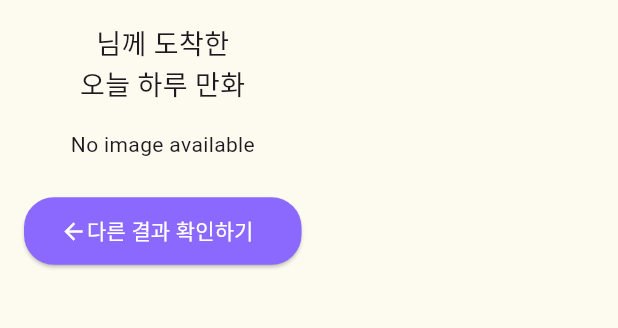
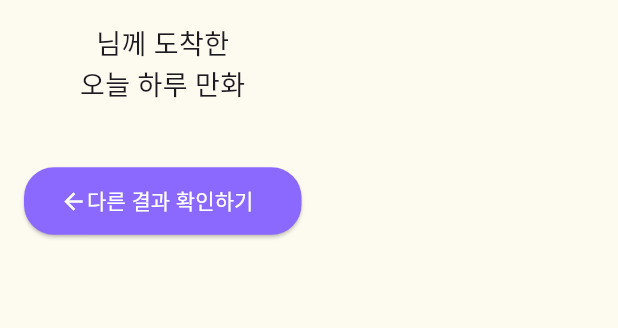
Before and after one commit to Tune-Manner/wisely-diary-frontend, a Flutter app: the DiarySummaryScreen screen opened directly with empty values, after a tap on "오늘의 만화", on a phone screen of 412 x 824 dp, the part 84-412 px from its top. Run offline on Flutter 3.47's test engine with Material 3 defaults, Android fonts, the phone set to English and light mode, and no system bars; our stand-ins replace device_info_plus, firebase_core, firebase_messaging, flutter_bloc, flutter_dotenv, flutter_local_notifications and 8 more; missing offline and left inert: android_alarm_manager_plus, gotrue, image_picker_android, image_picker_platform_interface, kakao_flutter_sdk_user; accounts and stored records are empty; Roboto replaces fonts that are missing (Pretendard).

Commit message:
refactor : changing add_photo_screens.dart

```diff
--- a/lib/diary_summary_screens.dart
+++ b/lib/diary_summary_screens.dart
@@ -6,14 +6,11 @@ import 'custom_scaffold.dart';
 class DiarySummaryScreen extends StatelessWidget {
   final String transcription;
   final List<File> imageFiles;
-  final String cartoonUrl;
-  final String letterCartoonUrl;
+
 
   DiarySummaryScreen({
     required this.transcription,
     required this.imageFiles,
-    required this.cartoonUrl,
-    required this.letterCartoonUrl,
   });
 
   @override
@@ -95,7 +92,7 @@ class DiarySummaryScreen extends StatelessWidget {
                   onPressed: () => Navigator.push(
                     context,
                     MaterialPageRoute(
-                      builder: (context) => TodayCartoonPage(url: cartoonUrl),
+                      builder: (context) => TodayCartoonPage(),
                     ),
                   ),
                 ),
--- a/lib/main.dart
+++ b/lib/main.dart
@@ -94,7 +94,7 @@ class MyApp extends StatelessWidget {
         ),
         '/statistics': (context) => MonthlyEmotionScreen(),
         '/notifications': (context) => AlarmSettingPage(),
-        '/today-cartoon': (context) => TodayCartoonPage(url: ''),
+        '/today-cartoon': (context) => TodayCartoonPage(),
       },
       onGenerateRoute: (settings) {
         if (settings.name == '/home') {
@@ -143,8 +143,7 @@ class MyApp extends StatelessWidget {
             builder: (context) => DiarySummaryScreen(
               transcription: transcription,
               imageFiles: imageFiles,
-              cartoonUrl: cartoonUrl,
-              letterCartoonUrl: letterCartoonUrl,
+
             ),
           );
         }
--- a/lib/record_screens.dart
+++ b/lib/record_screens.dart
@@ -75,8 +75,6 @@ class _RecordScreenState extends State<RecordScreen> {
           builder: (context) => DiarySummaryScreen(
             transcription: transcription,
             imageFiles: [], // 이미지 파일이 있다면 여기 추가
-            cartoonUrl: '',
-            letterCartoonUrl: '',
           ),
         ),
       );
--- a/lib/today_cartoon.dart
+++ b/lib/today_cartoon.dart
@@ -3,8 +3,6 @@ import 'package:supabase_flutter/supabase_flutter.dart';
 import 'custom_scaffold.dart';
 
 class TodayCartoonPage extends StatefulWidget {
-  final String url;
-  TodayCartoonPage({required this.url});
 
   @override
   _TodayCartoonPageState createState() => _TodayCartoonPageState();
@@ -53,16 +51,16 @@ class _TodayCartoonPageState extends State<TodayCartoonPage> {
                 textAlign: TextAlign.center,
               ),
               SizedBox(height: 16),
-              ClipRRect(
-                borderRadius: BorderRadius.circular(12),
-                child: widget.url.isNotEmpty
-                    ? Image.network(
-                  widget.url,
-                  fit: BoxFit.cover,
-                  width: double.infinity,
-                )
-                    : Text('No image available'),
-              ),
+              // ClipRRect(
+              //   borderRadius: BorderRadius.circular(12),
+              //   child: widget.url.isNotEmpty
+              //       ? Image.network(
+              //     widget.url,
+              //     fit: BoxFit.cover,
+              //     width: double.infinity,
+              //   )
+              //       : Text('No image available'),
+              // ),
               SizedBox(height: 24),
               ElevatedButton(
                 onPressed: () {
```
Also changed, not shown: lib/add_photo_screens.dart (+15 -82 lines), 1 other file.
